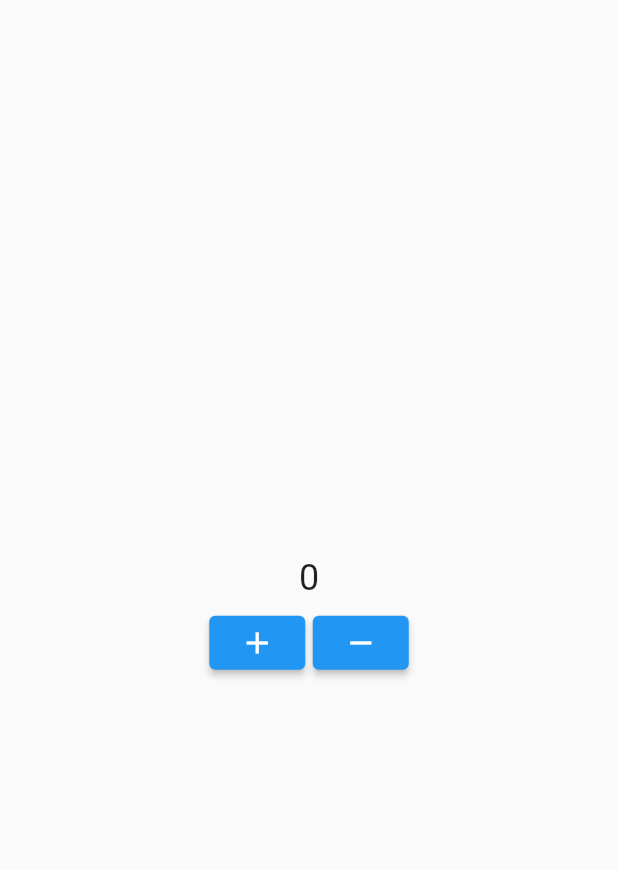
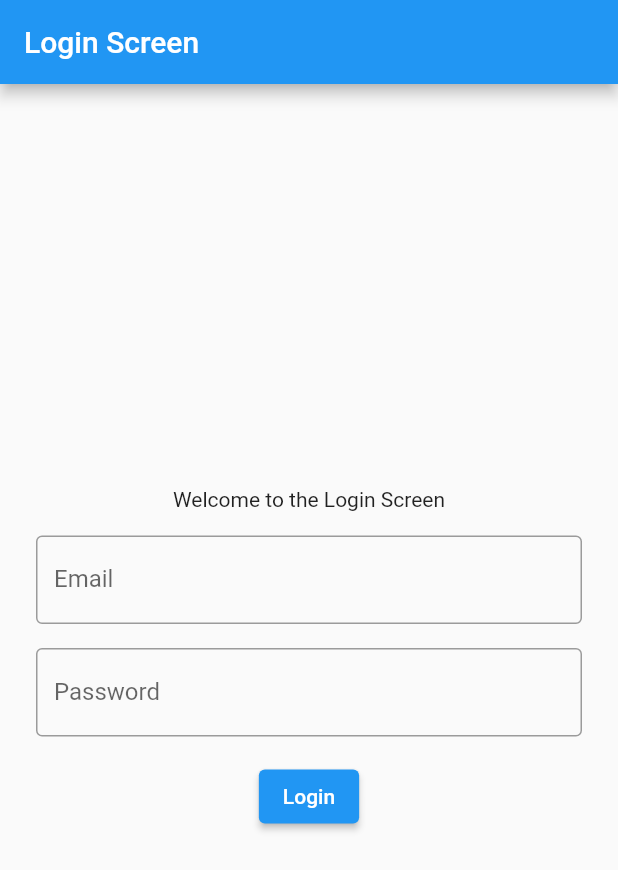
Before and after one commit to FardeenKhaan/flutter_bloc, a Flutter app: the screen it shows after launch, on a phone screen of 412 x 824 dp. Shown: the top 870 px of the screen. Run offline on Flutter 3.47's test engine with Material 3 defaults, Android fonts, the phone set to English and light mode, and no system bars; our stand-ins replace bloc, dio, equatable, flutter_bloc.

Commit message:
added an dio package

```diff
--- /dev/null
+++ b/lib/bloc/auth_login/login_bloc.dart
@@ -0,0 +1,27 @@
+import 'package:flutter/material.dart';
+import 'package:flutter_bloc/flutter_bloc.dart';
+import 'package:flutter_bloc_practice/bloc/auth_login/login_event.dart';
+import 'package:flutter_bloc_practice/bloc/auth_login/login_state.dart';
+import 'package:flutter_bloc_practice/data/repositories/auth_repository.dart';
+
+class LoginBloc extends Bloc<LoginEvent, LoginState> {
+  final _authRepository = AuthRepository();
+  LoginBloc() : super(LoginState.initializeState()) {
+    on<loginUserEvents>(_loginUser);
+  }
+
+  Future<void> _loginUser(loginUserEvents event, Emitter<LoginState> emit) async {
+    try {
+      /// loading
+      emit(state.copyWith(isLoading: true, iSuccess: false));
+
+      /// login the user
+      _authRepository.loginUser(event.username, event.password);
+
+      /// stop loaing
+      emit(state.copyWith(isLoading: false, iSuccess: true));
+    } catch (e) {
+      debugPrint(e.toString());
+    }
+  }
+}
--- /dev/null
+++ b/lib/bloc/auth_login/login_event.dart
@@ -0,0 +1,14 @@
+import 'package:equatable/equatable.dart';
+
+abstract class LoginEvent extends Equatable {
+  @override
+  // TODO: implement props
+  List<Object?> get props => [];
+}
+
+class loginUserEvents extends LoginEvent {
+  final String username;
+  final String password;
+
+  loginUserEvents({required this.username, required this.password});
+}
--- /dev/null
+++ b/lib/bloc/auth_login/login_state.dart
@@ -0,0 +1,19 @@
+import 'package:equatable/equatable.dart';
+
+class LoginState extends Equatable {
+  final bool isLoading;
+  final bool isSuccess;
+  LoginState({required this.isLoading, required this.isSuccess});
+
+  LoginState copyWith({bool? isLoading, bool? iSuccess}) {
+    return LoginState(isLoading: isLoading ?? this.isLoading, isSuccess: iSuccess ?? this.isSuccess);
+  }
+
+  static LoginState initializeState() {
+    return LoginState(isLoading: false, isSuccess: false);
+  }
+
+  @override
+  // TODO: implement props
+  List<Object?> get props => [isLoading, isSuccess];
+}
--- a/lib/bloc/counter_bloc.dart
+++ b/lib/bloc/counter/counter_bloc.dart
@@ -1,6 +1,6 @@
 import 'package:bloc/bloc.dart';
-import 'package:flutter_bloc_practice/bloc/counter_event.dart';
-import 'package:flutter_bloc_practice/bloc/counter_state.dart';
+import 'package:flutter_bloc_practice/bloc/counter/counter_event.dart';
+import 'package:flutter_bloc_practice/bloc/counter/counter_state.dart';
 
 class CounterBloc extends Bloc<CounterEvent, CounterState> {
   CounterBloc() : super(CounterState()) {
--- /dev/null
+++ b/lib/data/repositories/auth_repository.dart
@@ -0,0 +1,19 @@
+import 'package:dio/dio.dart';
+import 'package:flutter_bloc_practice/data/services/api_services.dart';
+
+class AuthRepository {
+  final _apiservices = ApiServices();
+
+  /// Function to login the user
+  Future<Response> loginUser(String username, String password) async {
+    try {
+      Response response = await _apiservices.postApi('https://dummyjson.com/auth/login', {
+        'username': username,
+        'password': password,
+      });
+      return response;
+    } catch (e) {
+      throw Exception(e);
+    }
+  }
+}
--- a/lib/main.dart
+++ b/lib/main.dart
@@ -1,7 +1,9 @@
 import 'package:flutter/material.dart';
 import 'package:flutter_bloc/flutter_bloc.dart';
-import 'package:flutter_bloc_practice/bloc/counter_bloc.dart';
-import 'package:flutter_bloc_practice/screens/home_screen.dart';
+import 'package:flutter_bloc_practice/bloc/auth_login/login_bloc.dart';
+import 'package:flutter_bloc_practice/bloc/counter/counter_bloc.dart';
+import 'package:flutter_bloc_practice/screens/authentication/login_screen.dart';
+import 'package:flutter_bloc_practice/screens/counter_home/home_screen.dart';
 
 void main() {
   runApp(const MyApp());
@@ -14,12 +16,13 @@ class MyApp extends StatelessWidget {
   @override
   Widget build(BuildContext context) {
     return BlocProvider(
-      create: (context) => CounterBloc(),
+      // create: (context) => CounterBloc(),
+      create: (context) => LoginBloc(),
       child: MaterialApp(
         debugShowCheckedModeBanner: false,
         title: 'Flutter Demo',
         theme: ThemeData(useMaterial3: false),
-        home: const HomeScreen(),
+        home: const LoginScreen(),
       ),
     );
   }
--- /dev/null
+++ b/lib/screens/authentication/login_screen.dart
@@ -0,0 +1,82 @@
+import 'package:flutter/material.dart';
+import 'package:flutter_bloc/flutter_bloc.dart';
+import 'package:flutter_bloc_practice/bloc/auth_login/login_bloc.dart';
+import 'package:flutter_bloc_practice/bloc/auth_login/login_event.dart';
+import 'package:flutter_bloc_practice/bloc/auth_login/login_state.dart';
+import 'package:flutter_bloc_practice/screens/home/home_screen.dart';
+
+class LoginScreen extends StatefulWidget {
+  const LoginScreen({super.key});
+
+  @override
+  State<LoginScreen> createState() => _LoginScreenState();
+}
+
+class _LoginScreenState extends State<LoginScreen> {
+  late final TextEditingController _username;
+  late final TextEditingController _password;
+
+  @override
+  void initState() {
+    _username = TextEditingController();
+    _password = TextEditingController();
+    super.initState();
+  }
+
+  @override
+  void dispose() {
+    _username.dispose();
+    _password.dispose();
+    super.dispose();
+  }
+
+  @override
+  Widget build(BuildContext context) {
+    return BlocListener<LoginBloc, LoginState>(
+      listenWhen: (previous, current) => previous.isSuccess != current.isSuccess,
+      listener: (context, state) {
+        if (state.isSuccess) {
+          Navigator.push(context, MaterialPageRoute(builder: (context) => HomeScreen()));
+        }
+      },
+      child: Scaffold(
+        appBar: AppBar(title: const Text('Login Screen')),
+        body: Padding(
+          padding: const EdgeInsets.all(24.0),
+          child: Column(
+            mainAxisAlignment: MainAxisAlignment.center,
+            children: [
+              const Text('Welcome to the Login Screen'),
+              const SizedBox(height: 16),
+              TextField(
+                controller: _username,
+                decoration: InputDecoration(labelText: 'Email', border: OutlineInputBorder()),
+              ),
+              const SizedBox(height: 16),
+              TextField(
+                controller: _password,
+                decoration: InputDecoration(labelText: 'Password', border: OutlineInputBorder()),
+                obscureText: true,
+              ),
+              const SizedBox(height: 16),
+              ElevatedButton(
+                onPressed: () {
+                  context.read<LoginBloc>().add(loginUserEvents(username: _username.text, password: _password.text));
+                },
+                child: BlocBuilder<LoginBloc, LoginState>(
+                  buildWhen: (previous, current) => previous.isLoading != current.isLoading,
+                  builder: (context, state) {
+                    if (state.isLoading) {
+                      return CircularProgressIndicator();
+                    }
+                    return Text('Login');
+                  },
+                ),
+              ),
+            ],
+          ),
+        ),
+      ),
+    );
+  }
+}
--- a/lib/screens/home_screen.dart
+++ b/lib/screens/counter_home/home_screen.dart
@@ -1,8 +1,8 @@
 import 'package:flutter/material.dart';
 import 'package:flutter_bloc/flutter_bloc.dart';
-import 'package:flutter_bloc_practice/bloc/counter_bloc.dart';
-import 'package:flutter_bloc_practice/bloc/counter_event.dart';
-import 'package:flutter_bloc_practice/bloc/counter_state.dart';
+import 'package:flutter_bloc_practice/bloc/counter/counter_bloc.dart';
+import 'package:flutter_bloc_practice/bloc/counter/counter_event.dart';
+import 'package:flutter_bloc_practice/bloc/counter/counter_state.dart';
 
 class HomeScreen extends StatelessWidget {
   const HomeScreen({super.key});
--- a/pubspec.yaml
+++ b/pubspec.yaml
@@ -37,6 +37,7 @@ dependencies:
   equatable: ^2.0.7
   bloc: ^9.0.0
   flutter_bloc: ^9.1.1
+  dio: ^5.9.0
 
 dev_dependencies:
   flutter_test:
```
Also changed, not shown: lib/data/services/api_services.dart (added, +24 -0 lines), lib/screens/home/home_screen.dart (added, +10 -0 lines), lib/bloc/counter/counter_event.dart (renamed from lib/bloc/counter_event.dart), lib/bloc/counter/counter_state.dart (renamed from lib/bloc/counter_state.dart), lib/model/user_model.dart (added).
